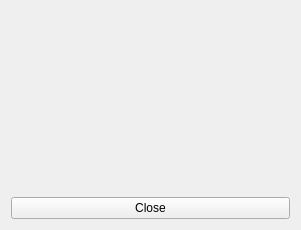
davy7125/polyphone, file sources/editor/tools/default_mod/tooldefaultmod_gui.ui: the form before one commit.
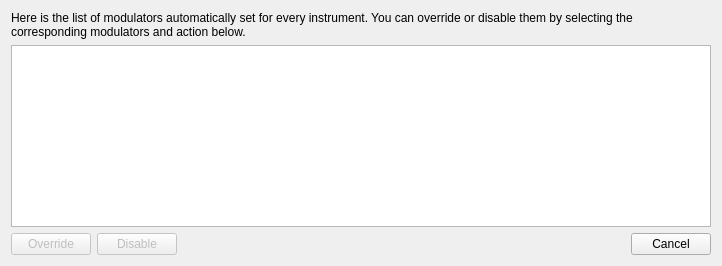
The form after the commit. Custom widgets are drawn as their Qt base class.

Commit message: Tool for changing default modulators

```diff
--- a/sources/editor/tools/default_mod/tooldefaultmod_gui.ui
+++ b/sources/editor/tools/default_mod/tooldefaultmod_gui.ui
@@ -6,36 +6,98 @@
    <rect>
     <x>0</x>
     <y>0</y>
-    <width>301</width>
-    <height>230</height>
+    <width>718</width>
+    <height>266</height>
    </rect>
   </property>
   <property name="windowTitle">
    <string>Form</string>
   </property>
   <layout class="QGridLayout" name="gridLayout">
-   <item row="1" column="0">
-    <widget class="QPushButton" name="pushButton">
+   <item row="0" column="0" colspan="4">
+    <widget class="QLabel" name="label">
      <property name="text">
-      <string>Close</string>
+      <string>Here is the list of modulators automatically set for every instrument. You can override or disable them by selecting the corresponding modulators and action below.</string>
      </property>
+     <property name="wordWrap">
+      <bool>true</bool>
+     </property>
     </widget>
    </item>
-   <item row="0" column="0">
-    <spacer name="verticalSpacer">
+   <item row="1" column="0" colspan="4">
+    <widget class="ModulatorListWidget" name="listWidget">
+     <property name="minimumSize">
+      <size>
+       <width>700</width>
+       <height>0</height>
+      </size>
+     </property>
+     <property name="alternatingRowColors">
+      <bool>true</bool>
+     </property>
+     <property name="selectionMode">
+      <enum>QAbstractItemView::ExtendedSelection</enum>
+     </property>
+     <property name="verticalScrollMode">
+      <enum>QAbstractItemView::ScrollPerPixel</enum>
+     </property>
+     <property name="horizontalScrollMode">
+      <enum>QAbstractItemView::ScrollPerPixel</enum>
+     </property>
+     <property name="resizeMode">
+      <enum>QListView::Adjust</enum>
+     </property>
+    </widget>
+   </item>
+   <item row="2" column="0">
+    <widget class="QPushButton" name="pushOverride">
+     <property name="enabled">
+      <bool>false</bool>
+     </property>
+     <property name="text">
+      <string>Override</string>
+     </property>
+    </widget>
+   </item>
+   <item row="2" column="1">
+    <widget class="QPushButton" name="pushDisable">
+     <property name="enabled">
+      <bool>false</bool>
+     </property>
+     <property name="text">
+      <string>Disable</string>
+     </property>
+    </widget>
+   </item>
+   <item row="2" column="2">
+    <spacer name="horizontalSpacer">
      <property name="orientation">
-      <enum>Qt::Vertical</enum>
+      <enum>Qt::Horizontal</enum>
      </property>
      <property name="sizeHint" stdset="0">
       <size>
-       <width>20</width>
-       <height>40</height>
+       <width>40</width>
+       <height>20</height>
       </size>
      </property>
     </spacer>
    </item>
+   <item row="2" column="3">
+    <widget class="QPushButton" name="pushCancel">
+     <property name="text">
+      <string>Cancel</string>
+     </property>
+    </widget>
+   </item>
   </layout>
  </widget>
+ <customwidgets>
+  <customwidget>
+   <class>ModulatorListWidget</class>
+   <extends>QListWidget</extends>
+   <header>modulatorlistwidget.h</header>
+  </customwidget>
+ </customwidgets>
  <resources/>
  <connections/>
 </ui>
```
The commit also changes 26 other files.
